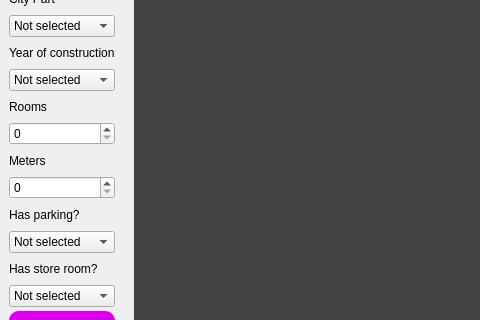
Qt form Resources/AmlakiManager.ui (Danial-Movahed/SOAS) before a commit; both pictures show x 0 to 480 and y 211 to 531 of the 800 by 673 pixel window.
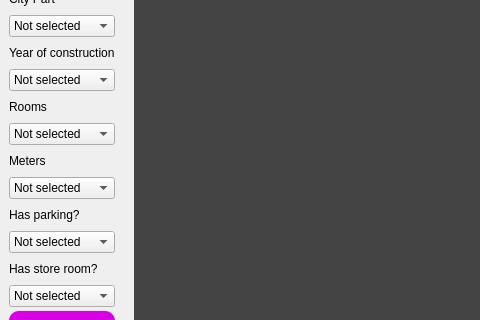
The same form after that commit. Icons and pictures are not drawn.

The edit to the form file:
```diff
--- a/Resources/AmlakiManager.ui
+++ b/Resources/AmlakiManager.ui
@@ -213,7 +213,13 @@
            </widget>
           </item>
           <item>
-           <widget class="QSpinBox" name="RoomSpin"/>
+           <widget class="QComboBox" name="RoomCombo">
+            <item>
+             <property name="text">
+              <string>Not selected</string>
+             </property>
+            </item>
+           </widget>
           </item>
          </layout>
         </item>
@@ -227,7 +233,13 @@
            </widget>
           </item>
           <item>
-           <widget class="QSpinBox" name="MeterSpin"/>
+           <widget class="QComboBox" name="MeterCombo">
+            <item>
+             <property name="text">
+              <string>Not selected</string>
+             </property>
+            </item>
+           </widget>
           </item>
          </layout>
         </item>
```
